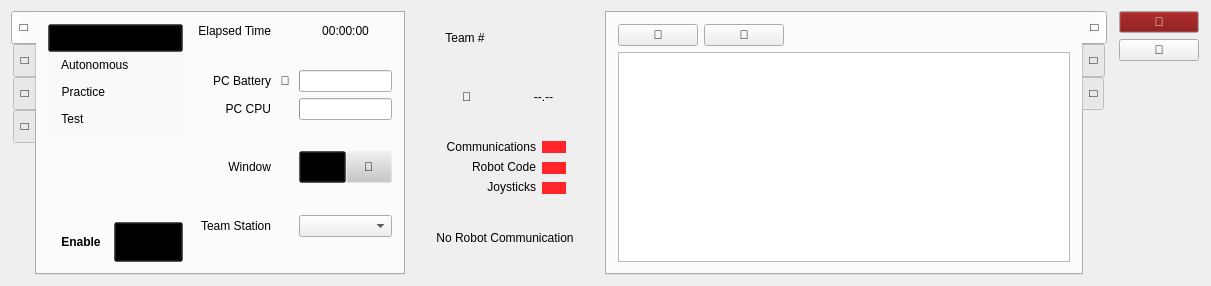
Qt form src/forms/MainWindow.ui (FRC-Utilities/QDriverStation) before a commit.
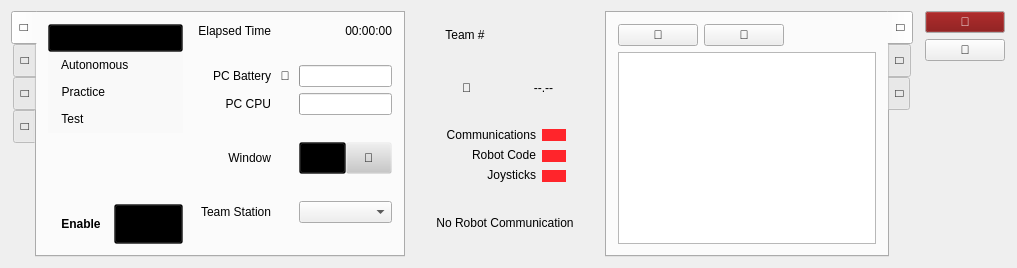
The same form after that commit. Icons and pictures are not drawn. Custom widgets are drawn as their Qt base class.

Diff of the .ui file:
```diff
--- a/src/forms/MainWindow.ui
+++ b/src/forms/MainWindow.ui
@@ -6,8 +6,8 @@
    <rect>
     <x>0</x>
     <y>0</y>
-    <width>1211</width>
-    <height>286</height>
+    <width>0</width>
+    <height>0</height>
    </rect>
   </property>
   <property name="windowTitle">
@@ -417,7 +417,7 @@
               <string>00:00:00</string>
              </property>
              <property name="alignment">
-              <set>Qt::AlignCenter</set>
+              <set>Qt::AlignRight|Qt::AlignTrailing|Qt::AlignVCenter</set>
              </property>
             </widget>
            </item>
```
Left out of the diff: 2 changed lines with no effect on the pictures.
